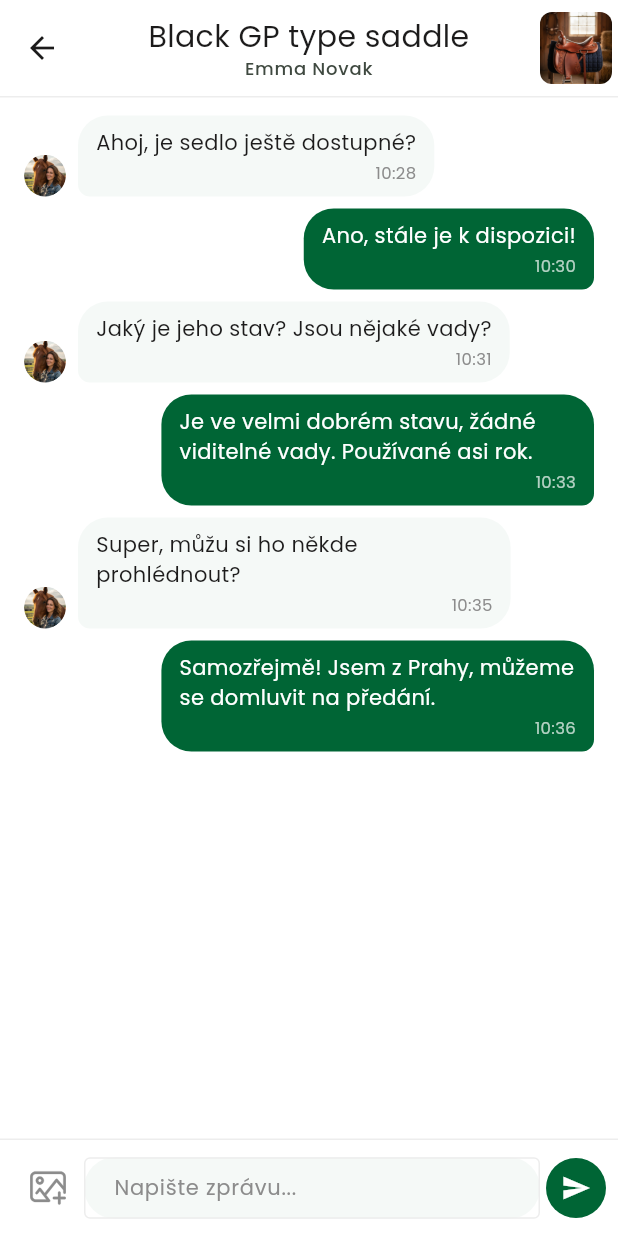
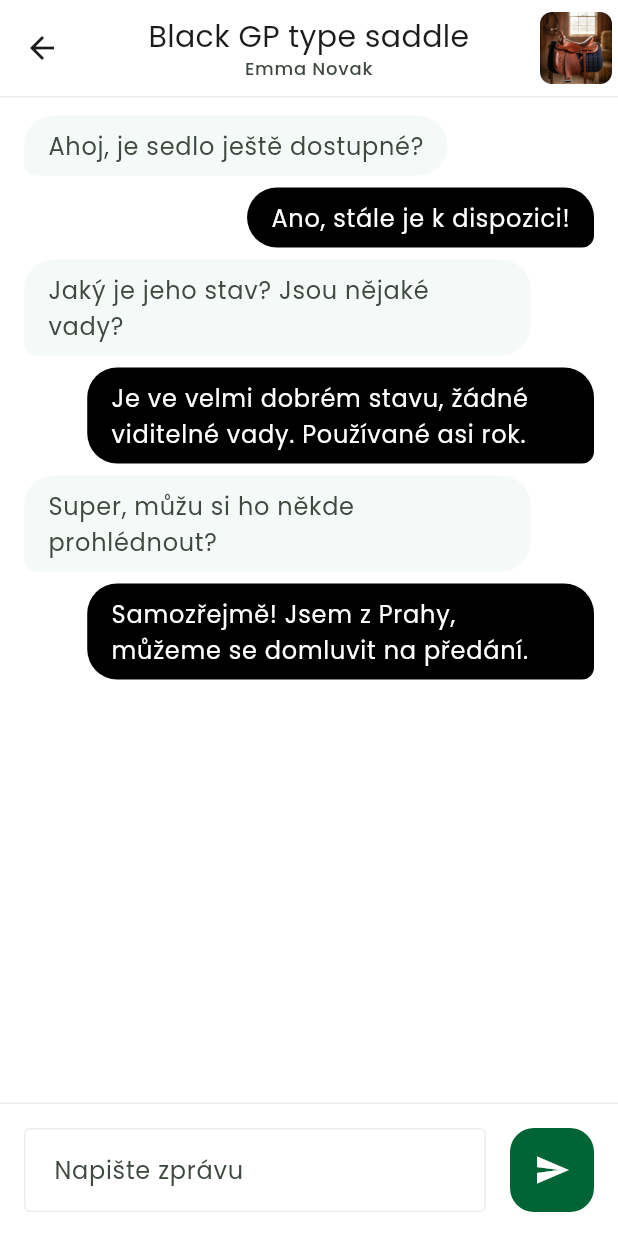
Before and after one commit to martintellinger/eqqu, a Flutter app: the ChatListScreen widget shown alone on an empty page, opened directly, after a tap on "Emma Novak", on a phone screen of 412 x 824 dp. Run offline on Flutter 3.47's test engine with Material 3 defaults, Android fonts, the phone set to English and light mode, and no system bars; our stand-ins replace flutter_svg.

Commit message:
Fix chat screens to match Figma designs
Chat list:
- Center-align title "Zprávy" with Poppins Regular 20px (was Outfit 28px bold left-aligned)
- Tab labels show counts ("Zprávy 1", "Oznámení 48") with green active color
- Sort unread conversations to top (bold font + green dot)
- Read chats use Medium weight, unread use Semibold

Chat detail:
- Sent messages use secondary color (black/white) instead of primary (green)
- Message text size 16px with proper colors from Figma
- Remove attachment icon from input bar
- Use outlined TextField instead of rounded pill
- Send button is rounded rectangle (56x56, 16px radius) instead of circle
- Remove small avatars next to received messages
- Remove timestamps from message bubbles

https://claude.ai/code/session_012waFykv5wBbLFNTaJFeXrN

```diff
--- a/lib/screens/chat_detail_screen.dart
+++ b/lib/screens/chat_detail_screen.dart
@@ -1,5 +1,4 @@
 import 'package:flutter/material.dart';
-import 'package:flutter_svg/flutter_svg.dart';
 
 class ChatDetailScreen extends StatefulWidget {
   final String name;
@@ -177,22 +176,15 @@ class _ChatDetailScreenState extends State<ChatDetailScreen> {
     final isMe = msg.isMe;
     return Padding(
       padding: const EdgeInsets.only(bottom: 8),
-      child: Row(
-        mainAxisAlignment: isMe ? MainAxisAlignment.end : MainAxisAlignment.start,
-        crossAxisAlignment: CrossAxisAlignment.end,
-        children: [
-          if (!isMe) ...[
-            _buildAvatar(cs, 28),
-            const SizedBox(width: 8),
-          ],
-          Flexible(
+      child: Align(
+        alignment: isMe ? Alignment.centerRight : Alignment.centerLeft,
         child: Container(
           constraints: BoxConstraints(
-                maxWidth: MediaQuery.of(context).size.width * 0.7,
+            maxWidth: MediaQuery.of(context).size.width * 0.82,
           ),
-              padding: const EdgeInsets.symmetric(horizontal: 12, vertical: 8),
+          padding: const EdgeInsets.symmetric(horizontal: 16, vertical: 8),
           decoration: BoxDecoration(
-                color: isMe ? cs.primary : cs.surfaceContainerHigh,
+            color: isMe ? cs.secondary : cs.surfaceContainerHigh,
             borderRadius: BorderRadius.only(
               topLeft: const Radius.circular(20),
               topRight: const Radius.circular(20),
@@ -200,66 +192,16 @@ class _ChatDetailScreenState extends State<ChatDetailScreen> {
               bottomRight: Radius.circular(isMe ? 8 : 20),
             ),
           ),
-              child: Column(
-                crossAxisAlignment: CrossAxisAlignment.end,
-                children: [
-                  Text(
+          child: Text(
             msg.text,
             style: TextStyle(
               fontFamily: 'Poppins',
-                      fontSize: 14,
+              fontSize: 16,
               fontWeight: FontWeight.w400,
-                      color: isMe ? Colors.white : cs.onSurface,
-                      letterSpacing: 0.25,
-                      height: 20 / 14,
+              color: isMe ? cs.onSecondary : cs.onSurfaceVariant,
+              letterSpacing: 0.5,
+              height: 24 / 16,
             ),
-                  ),
-                  const SizedBox(height: 2),
-                  Text(
-                    msg.time,
-                    style: TextStyle(
-                      fontFamily: 'Poppins',
-                      fontSize: 11,
-                      color: isMe
-                          ? Colors.white.withValues(alpha: 0.7)
-                          : cs.tertiary,
-                    ),
-                  ),
-                ],
-              ),
-            ),
-          ),
-        ],
-      ),
-    );
-  }
-
-  Widget _buildAvatar(ColorScheme cs, double size) {
-    if (widget.avatarImage.isNotEmpty) {
-      return ClipOval(
-        child: Image.asset(
-          widget.avatarImage,
-          width: size,
-          height: size,
-          fit: BoxFit.cover,
-        ),
-      );
-    }
-    return Container(
-      width: size,
-      height: size,
-      decoration: BoxDecoration(
-        color: cs.primary,
-        shape: BoxShape.circle,
-      ),
-      child: Center(
-        child: Text(
-          widget.initials,
-          style: TextStyle(
-            fontFamily: 'Poppins',
-            fontSize: size * 0.3,
-            fontWeight: FontWeight.w600,
-            color: Colors.white,
           ),
         ),
       ),
@@ -273,64 +215,63 @@ class _ChatDetailScreenState extends State<ChatDetailScreen> {
         border: Border(top: BorderSide(color: cs.outline, width: 1)),
       ),
       padding: EdgeInsets.fromLTRB(
-        8, 8, 8, MediaQuery.of(context).padding.bottom + 8,
+        16, 16, 16, MediaQuery.of(context).padding.bottom + 16,
       ),
       child: Row(
         children: [
-          // Attachment button
-          IconButton(
-            icon: SvgPicture.asset(
-              'assets/icons/Add.svg',
-              width: 24,
-              height: 24,
-              colorFilter: ColorFilter.mode(cs.tertiary, BlendMode.srcIn),
-            ),
-            onPressed: () {},
-          ),
-          // Text field
+          // Outlined text field
           Expanded(
-            child: Container(
-              decoration: BoxDecoration(
-                color: cs.surfaceContainerHigh,
-                borderRadius: BorderRadius.circular(24),
-              ),
+            child: SizedBox(
+              height: 56,
               child: TextField(
                 controller: _controller,
                 onSubmitted: (_) => _sendMessage(),
                 style: TextStyle(
                   fontFamily: 'Poppins',
-                  fontSize: 14,
+                  fontSize: 16,
                   color: cs.onSurface,
                 ),
                 decoration: InputDecoration(
-                  hintText: 'Napište zprávu...',
+                  hintText: 'Napište zprávu',
                   hintStyle: TextStyle(
                     fontFamily: 'Poppins',
-                    fontSize: 14,
-                    color: cs.tertiary,
+                    fontSize: 16,
+                    fontWeight: FontWeight.w400,
+                    color: cs.onSurfaceVariant,
+                    letterSpacing: 0.5,
                   ),
-                  border: InputBorder.none,
+                  border: OutlineInputBorder(
+                    borderRadius: BorderRadius.circular(4),
+                    borderSide: BorderSide(color: cs.outline),
+                  ),
+                  enabledBorder: OutlineInputBorder(
+                    borderRadius: BorderRadius.circular(4),
+                    borderSide: BorderSide(color: cs.outline),
+                  ),
+                  focusedBorder: OutlineInputBorder(
+                    borderRadius: BorderRadius.circular(4),
+                    borderSide: BorderSide(color: cs.onSurface, width: 2),
+                  ),
                   contentPadding: const EdgeInsets.symmetric(
                     horizontal: 16,
-                    vertical: 10,
-                  ),
-                  isDense: true,
+                    vertical: 16,
                   ),
                 ),
               ),
             ),
-          const SizedBox(width: 4),
-          // Send button
+          ),
+          const SizedBox(width: 16),
+          // Send button - rounded rectangle
           GestureDetector(
             onTap: _sendMessage,
             child: Container(
-              width: 40,
-              height: 40,
+              width: 56,
+              height: 56,
               decoration: BoxDecoration(
                 color: cs.primary,
-                shape: BoxShape.circle,
+                borderRadius: BorderRadius.circular(16),
               ),
-              child: const Icon(Icons.send, size: 20, color: Colors.white),
+              child: const Icon(Icons.send, size: 24, color: Colors.white),
             ),
           ),
         ],
--- a/lib/screens/chat_list_screen.dart
+++ b/lib/screens/chat_list_screen.dart
@@ -25,6 +25,7 @@ class _ChatListScreenState extends State<ChatListScreen>
   }
 
   static const _conversations = [
+    // Unread conversations first (bold font + green dot)
     {
       'name': 'Emma Novak',
       'initials': 'EN',
@@ -36,6 +37,27 @@ class _ChatListScreenState extends State<ChatListScreen>
       'productName': 'Black GP type saddle',
     },
     {
+      'name': 'Petra Svobodová',
+      'initials': 'PS',
+      'avatar': 'assets/images/avatar_3.png',
+      'message': 'Můžete poslat více fotek?',
+      'time': 'Včera',
+      'unread': '1',
+      'image': 'assets/images/product_03.png',
+      'productName': 'Red Racing type saddle',
+    },
+    {
+      'name': 'Tomáš Němec',
+      'initials': 'TN',
+      'avatar': '',
+      'message': 'Je možná sleva?',
+      'time': 'Po',
+      'unread': '3',
+      'image': 'assets/images/product_9.png',
+      'productName': 'Třmeny Flex-On',
+    },
+    // Read conversations
+    {
       'name': 'Jan Dvořák',
       'initials': 'JD',
       'avatar': 'assets/images/avatar_2.png',
@@ -44,16 +66,6 @@ class _ChatListScreenState extends State<ChatListScreen>
       'unread': '',
       'image': 'assets/images/product_02.png',
       'productName': 'Blue Comfort type saddle',
-    },
-    {
-      'name': 'Petra Svobodová',
-      'initials': 'PS',
-      'avatar': 'assets/images/avatar_3.png',
-      'message': 'Můžete poslat více fotek?',
-      'time': 'Včera',
-      'unread': '1',
-      'image': 'assets/images/product_03.png',
-      'productName': 'Red Racing type saddle',
     },
     {
       'name': 'Martin Horák',
@@ -74,16 +86,6 @@ class _ChatListScreenState extends State<ChatListScreen>
       'unread': '',
       'image': 'assets/images/product_8.png',
       'productName': 'Deka Eskadron Classic',
-    },
-    {
-      'name': 'Tomáš Němec',
-      'initials': 'TN',
-      'avatar': '',
-      'message': 'Je možná sleva?',
-      'time': 'Po',
-      'unread': '3',
-      'image': 'assets/images/product_9.png',
-      'productName': 'Třmeny Flex-On',
     },
   ];
 
@@ -112,48 +114,49 @@ class _ChatListScreenState extends State<ChatListScreen>
     return SafeArea(
       child: Column(
         children: [
-          // Header
-          Padding(
-            padding: const EdgeInsets.fromLTRB(16, 16, 16, 0),
-            child: Align(
-              alignment: Alignment.centerLeft,
+          // App bar with centered title
+          Container(
+            height: 64,
+            decoration: BoxDecoration(
+              border: Border(
+                bottom: BorderSide(color: cs.outline, width: 1),
+              ),
+            ),
+            child: Center(
               child: Text(
                 'Zprávy',
                 style: TextStyle(
-                  fontFamily: 'Outfit',
-                  fontSize: 28,
-                  fontWeight: FontWeight.w600,
+                  fontFamily: 'Poppins',
+                  fontSize: 20,
+                  fontWeight: FontWeight.w400,
                   color: cs.onSurface,
-                  height: 36 / 28,
+                  height: 28 / 20,
                 ),
               ),
             ),
           ),
 
           // Tab bar
-          Padding(
-            padding: const EdgeInsets.symmetric(horizontal: 16),
-            child: TabBar(
+          TabBar(
             controller: _tabController,
-              labelColor: cs.onSurface,
-              unselectedLabelColor: cs.tertiary,
-              indicatorColor: cs.primary,
+            labelColor: cs.surfaceTint,
+            unselectedLabelColor: cs.onSurfaceVariant,
+            indicatorColor: cs.surfaceTint,
             indicatorSize: TabBarIndicatorSize.tab,
             labelStyle: const TextStyle(
               fontFamily: 'Poppins',
               fontSize: 14,
-                fontWeight: FontWeight.w600,
+              fontWeight: FontWeight.w500,
             ),
             unselectedLabelStyle: const TextStyle(
               fontFamily: 'Poppins',
               fontSize: 14,
-                fontWeight: FontWeight.w400,
+              fontWeight: FontWeight.w500,
             ),
             tabs: const [
-                Tab(text: 'Zprávy'),
-                Tab(text: 'Oznámení'),
+              Tab(text: 'Zprávy 1'),
+              Tab(text: 'Oznámení 48'),
             ],
-            ),
           ),
 
           // Tab content
@@ -219,7 +222,7 @@ class _ChatListScreenState extends State<ChatListScreen>
                               style: TextStyle(
                                 fontFamily: 'Poppins',
                                 fontSize: 16,
-                                fontWeight: FontWeight.w600,
+                                fontWeight: hasUnread ? FontWeight.w600 : FontWeight.w500,
                                 color: cs.onSurface,
                                 letterSpacing: 0.15,
                                 height: 24 / 16,
```
Lines whose indentation alone changed are shown as unchanged.
